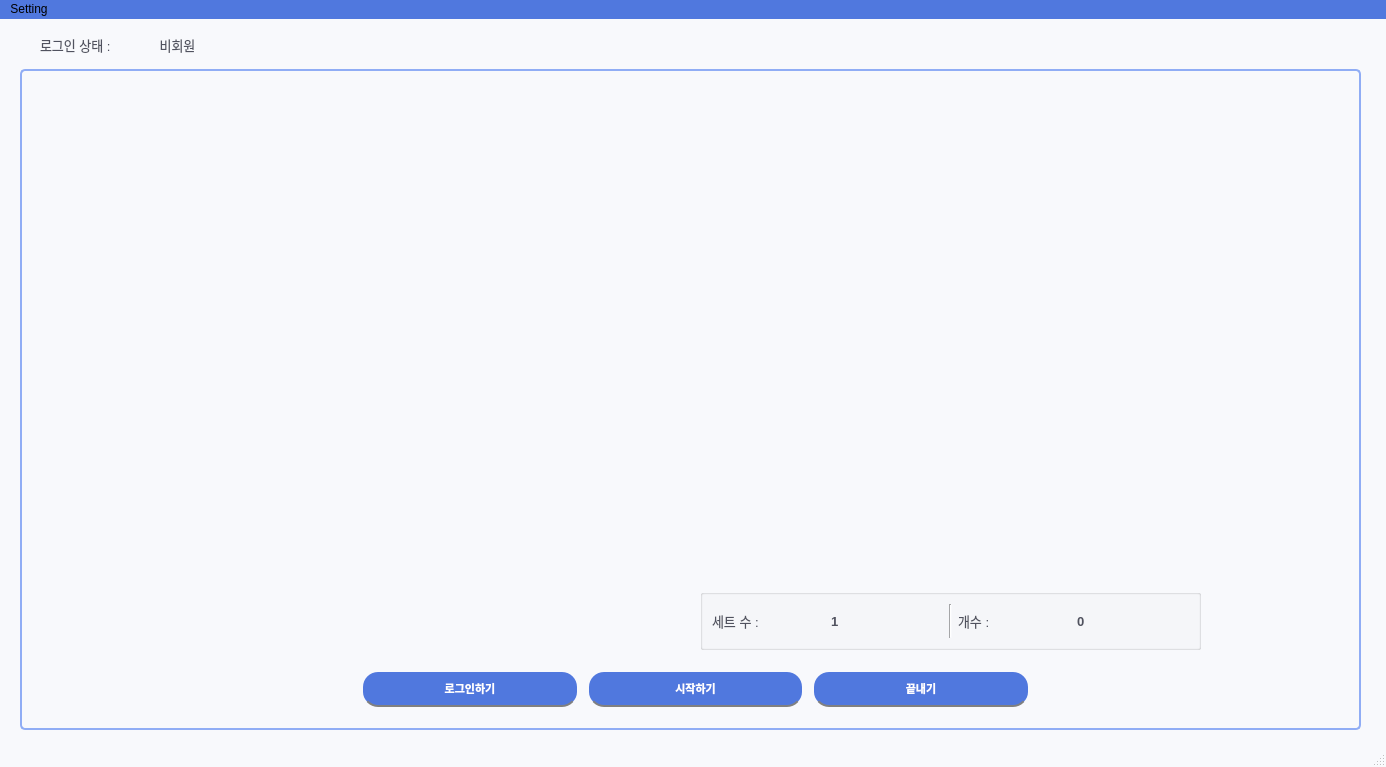
Qt form posenet_python/ui/test_ui.ui (EunbinShin/final) before a commit.
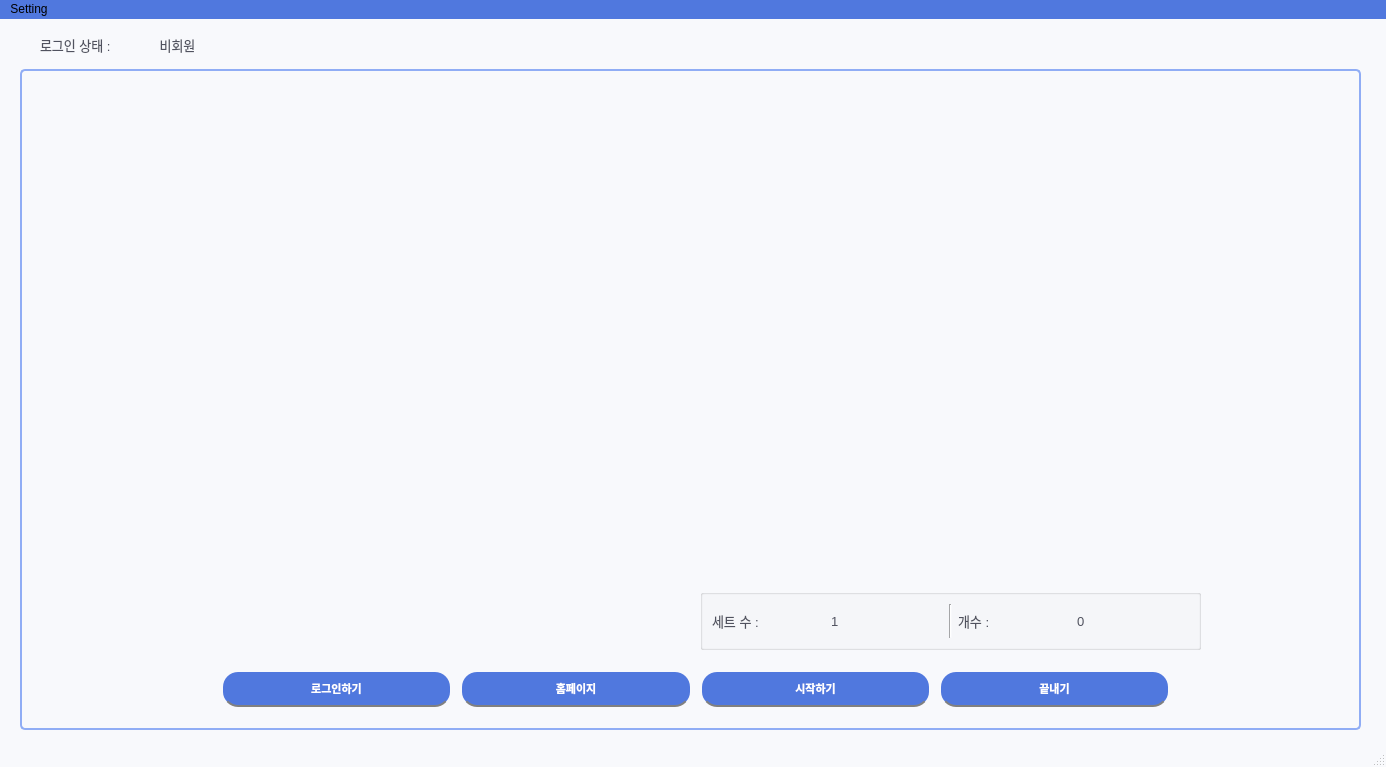
The same form after that commit.

Commit message: web_browser

```diff
--- a/posenet_python/ui/test_ui.ui
+++ b/posenet_python/ui/test_ui.ui
@@ -182,9 +182,9 @@
     <widget class="QWidget" name="layoutWidget">
      <property name="geometry">
       <rect>
-       <x>340</x>
+       <x>200</x>
        <y>600</y>
-       <width>671</width>
+       <width>951</width>
        <height>41</height>
       </rect>
      </property>
@@ -202,6 +202,19 @@
         </property>
        </widget>
       </item>
+      <item>
+       <widget class="QPushButton" name="webButton">
+        <property name="sizePolicy">
+         <sizepolicy hsizetype="Minimum" vsizetype="Ignored">
+          <horstretch>0</horstretch>
+          <verstretch>0</verstretch>
+         </sizepolicy>
+        </property>
+        <property name="text">
+         <string>홈페이지</string>
+        </property>
+       </widget>
+      </item>
       <item>
        <widget class="QPushButton" name="startButton">
         <property name="sizePolicy">
@@ -260,8 +273,6 @@
         <property name="font">
          <font>
           <pointsize>-1</pointsize>
-          <weight>75</weight>
-          <bold>true</bold>
          </font>
         </property>
         <property name="text">
@@ -299,8 +310,6 @@
         <property name="font">
          <font>
           <pointsize>-1</pointsize>
-          <weight>75</weight>
-          <bold>true</bold>
          </font>
         </property>
         <property name="text">
```
The commit also changes 1 other file.
